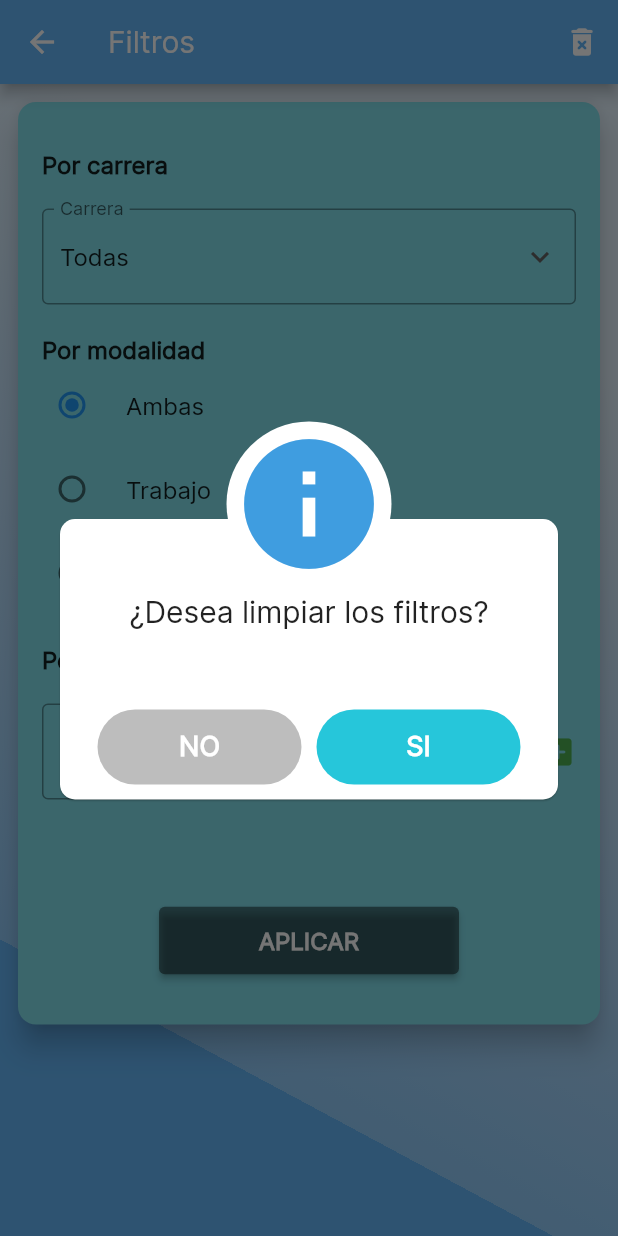
After one commit to AleEI92/uConnect, a Flutter app: the JobsFilter screen opened directly, after a tap on the "delete forever" icon, on a phone screen of 412 x 824 dp. The commit adds this screen. Run offline on Flutter 3.47's test engine with Material 2 defaults, Android fonts, the phone set to English and light mode, and no system bars; our stand-ins replace awesome_dialog, email_validator, file_picker, flutter_spinkit, open_file, shared_preferences; accounts and stored records are empty; network calls fail.

Commit message:
Se crea pantalla de filtros y ya se pueden limpiar los campos. Falta pasar valores a home para actualizar listado.

```diff
--- a/lib/http/services.dart
+++ b/lib/http/services.dart
@@ -26,7 +26,7 @@ abstract class BaseClient {
   Future getOfertaByID(int idOferta);
   Future postUploadFile(int id, String type, String typeFile, String file);
   Future putUpdateUser(int id, Object body);
-  Future getAllOfertas(int? careerID, List<String>? skills);
+  Future getAllOfertas(int? careerID, String? jobType, List<String>? skills);
   Future getFile(int idOferta);
   Future postApplyToOffer(int idOferta);
 }
@@ -212,7 +212,7 @@ class MyBaseClient extends BaseClient {
   }
 
   @override
-  Future<List<OfertaBody>> getAllOfertas(int? careerID, List<String>? skills) async {
+  Future<List<OfertaBody>> getAllOfertas(int? careerID, String? jobType, List<String>? skills) async {
     try{
       provider.baseHeaders['Authorization'] =  bearer + Session.getInstance().userToken;
       String urlPATH = "/job/all/";
--- /dev/null
+++ b/lib/screens/jobs_filter.dart
@@ -0,0 +1,329 @@
+
+import 'package:awesome_dialog/awesome_dialog.dart';
+import 'package:flutter/material.dart';
+import 'package:u_connect/models/carreras_response.dart';
+
+import '../common/session.dart';
+import '../custom_widgets/background_decor.dart';
+
+
+class JobsFilter extends StatefulWidget {
+  const JobsFilter({Key? key}) : super(key: key);
+
+  @override
+  State<JobsFilter> createState() => _JobsFilterState();
+}
+
+class _JobsFilterState extends State<JobsFilter> {
+
+  // FILTRAMOS POR: TODAS LAS OFERTAS, CARRERA, MODALIDAD Y HABILIDADES
+  late Session _session;
+  List<Carrera> listaCarreras = [];
+  List<String> modalidades = ["Ambas", "Trabajo", "Pasantía"];
+  late String currentModalidad;
+  var _selectedCarrera = '';
+  final List<String> listDescription = [""];
+  final descriptionSkillControl = TextEditingController();
+
+  @override
+  void initState() {
+    _session = Session.getInstance();
+    listaCarreras.add(Carrera(name: "Todas", id: 0));
+    _selectedCarrera = listaCarreras[0].name;
+    if (_session.allCarreras != null) {
+      listaCarreras.addAll(_session.allCarreras!);
+    }
+    currentModalidad = modalidades[0];
+    super.initState();
+  }
+
+  @override
+  Widget build(BuildContext context) {
+    return Scaffold(
+      appBar: AppBar(
+        title: const Text('Filtros'),
+        actions: [
+          IconButton(
+            icon: const Icon(
+              Icons.delete_forever_rounded,
+              color: Colors.white,
+            ),
+            onPressed: () async {
+              await AwesomeDialog(
+                  context: context,
+                  autoDismiss: false,
+                  dismissOnBackKeyPress: false,
+                  onDismissCallback: (type) {},
+                  useRootNavigator: false,
+                  dialogType: DialogType.info,
+                  animType: AnimType.rightSlide,
+                  dismissOnTouchOutside: false,
+                  title: '¿Desea limpiar los filtros?',
+                  desc: '',
+                  buttonsTextStyle: const TextStyle(
+                    color: Colors.white,
+                    fontWeight: FontWeight.bold,
+                    fontSize: 18,
+                  ),
+                  btnOkText: 'SI',
+                  btnOkColor: Colors.cyan[400],
+                  btnCancelText: 'NO',
+                  btnCancelColor: Colors.grey[400],
+                  btnOkOnPress: () {
+                    Navigator.of(context).pop();
+                    cleanFilters();
+                  },
+                  btnCancelOnPress: () async {
+                    Navigator.of(context).pop();
+                  }
+              ).show();
+            },
+          )
+        ],
+      ),
+      body: SafeArea(
+          child: Container(
+            decoration: myAppBackground(),
+            width: double.maxFinite,
+            height: double.maxFinite,
+            constraints: const BoxConstraints.expand(),
+            child: Padding(
+              padding: const EdgeInsets.symmetric(
+                  horizontal: 8.0, vertical: 8),
+              child: SingleChildScrollView(
+                physics: const BouncingScrollPhysics(),
+                child: Card(
+                  shadowColor: Colors.black,
+                  shape: RoundedRectangleBorder(
+                    borderRadius: BorderRadius.circular(12),
+                  ),
+                  elevation: 8.0,
+                  color: Colors.cyan[200],
+                  child: Padding(
+                    padding: const EdgeInsets.symmetric(
+                        horizontal: 16.0, vertical: 32),
+                    child: Column(
+                      children: [
+                        const Align(
+                          alignment: Alignment.centerLeft,
+                          child: Text("Por carrera", style: TextStyle(
+                            fontSize: 16,
+                            fontWeight: FontWeight.bold,
+                          ),),
+                        ),
+                        const SizedBox(
+                          height: 20.0,
+                        ),
+                        DropdownButtonFormField<String>(
+                          value: listaCarreras.firstWhere((element) => element.name == _selectedCarrera).name,
+                          validator: (value) {
+                            if (_selectedCarrera.isEmpty) {
+                              return ('Debe seleccionar una carrera.');
+                            }
+                            return null;
+                          },
+                          icon: const Icon(Icons.keyboard_arrow_down),
+                          items: listaCarreras.map((carrera) {
+                            return DropdownMenuItem<String>(
+                              value: carrera.name,
+                              child: Text(carrera.name),
+                            );
+                          }).toList(),
+                          decoration: const InputDecoration(
+                              border: OutlineInputBorder(),
+                              labelText: "Carrera",
+                              hintText: 'Seleccione su carrera:'),
+                          onChanged: (value) {
+                            setState(() {
+                              _selectedCarrera = value.toString();
+                            });
+                          },
+                        ),
+                        const SizedBox(
+                          height: 20.0,
+                        ),
+                        Column(
+                          mainAxisAlignment: MainAxisAlignment.start,
+                          crossAxisAlignment: CrossAxisAlignment.start,
+                          children: [
+                            const Text("Por modalidad", style: TextStyle(
+                              fontSize: 16,
+                              fontWeight: FontWeight.bold,
+                            ),),
+                            for (int i=0; i<modalidades.length; i++)
+                              RadioListTile(
+                                contentPadding: const EdgeInsets.only(left: 0),
+                                title: Text(modalidades[i]),
+                                value: modalidades[i],
+                                groupValue: currentModalidad,
+                                onChanged: (value) {
+                                  setState(() {
+                                    currentModalidad = value.toString();
+                                  });
+                                },
+                              ),
+                          ],
+                        ),
+                        const SizedBox(
+                          height: 20.0,
+                        ),
+                        const Align(
+                          alignment: Alignment.centerLeft,
+                          child: Text("Por habilidad", style: TextStyle(
+                            fontSize: 16,
+                            fontWeight: FontWeight.bold,
+                          ),),
+                        ),
+                        const SizedBox(
+                          height: 20.0,
+                        ),
+                        skillForm(),
+                        const SizedBox(
+                          height: 20.0,
+                        ),
+                        ListView.builder(
+                          shrinkWrap: true,
+                          itemCount: listDescription.length,
+                          itemBuilder: (context, index) {
+                            return Column(
+                              children: [
+                                index > 0
+                                    ? loadSkill(index,
+                                    listDescription[index].toString())
+                                    : const SizedBox()
+                              ],
+                            );
+                          },
+                        ),
+                        const SizedBox(
+                          height: 50.0,
+                        ),
+                        ElevatedButton(
+                          style: ButtonStyle(
+                            minimumSize: MaterialStateProperty.all(const Size(200, 45)),
+                            backgroundColor: MaterialStateProperty.all(Colors.black45),
+                          ),
+                          child: const Text(
+                            'APLICAR',
+                            style: TextStyle(
+                              fontSize: 16,
+                              fontWeight: FontWeight.bold,
+                              color: Colors.white,
+                            ),
+                          ),
+                          onPressed: () {
+
+                          },
+                        ),
+                      ],
+                    ),
+                  ),
+                ),
+              ),
+            ),
+          )
+      ),
+    );
+  }
+
+  void cleanFilters() {
+    setState(() {
+      _selectedCarrera = listaCarreras[0].name;
+      currentModalidad = modalidades[0];
+      descriptionSkillControl.clear();
+      listDescription.clear();
+    });
+  }
+
+  Widget skillForm() {
+    return Form(
+      child: Row(
+        children: [
+          Expanded(
+            child: TextFormField(
+              controller: descriptionSkillControl,
+              validator: (value) {
+                if (value == null || value.isEmpty) {
+                  return 'Campo no puede estar vacío.';
+                }
+                return null;
+              },
+              style: const TextStyle(fontSize: 15.0),
+              decoration: const InputDecoration(
+                  contentPadding:
+                  EdgeInsets.symmetric(vertical: 23.0, horizontal: 12.0),
+                  border: OutlineInputBorder(),
+                  labelText: 'Habilidad',
+                  hintText: 'Ingrese una habilidad'),
+            ),
+          ),
+          const SizedBox(
+            width: 10,
+          ),
+          GestureDetector(
+            onTap: () {
+              if (descriptionSkillControl.text.isEmpty) {
+                return;
+              }
+              setState(() {
+                listDescription.add(descriptionSkillControl.text.toString());
+              });
+              descriptionSkillControl.clear();
+            },
+            child: const Icon(
+              Icons.add_box_rounded,
+              color: Colors.green,
+            ),
+          )
+        ],
+      ),
+    );
+  }
+
+  Widget loadSkill(int index, String descrip) {
+    return Column(
+        children: [
+          Container(
+            decoration: BoxDecoration(
+              borderRadius: BorderRadius.circular(8),
+              color: Colors.cyan[200],
+              boxShadow: [
+                BoxShadow(
+                  color: Colors.black54.withOpacity(0.7),
+                  spreadRadius: 1,
+                  blurRadius: 2,
+                ),
+              ],
+            ),
+            child: Padding(
+              padding: const EdgeInsets.symmetric(
+                  horizontal: 8.0, vertical: 8.0),
+              child: Row(
+                children: [
+                  Expanded(child: Text(
+                    descrip,
+                    style: TextStyle(
+                      color: Colors.black54.withOpacity(0.7),
+                      fontSize: 16.0,
+                    ),
+                  )),
+                  GestureDetector(
+                    onTap: () {
+                      setState(() {
+                        listDescription.removeAt(index);
+                      });
+                    },
+                    child: const Icon(
+                      Icons.delete_rounded,
+                      color: Colors.red,
+                    ),
+                  )
+                ],
+              ),
+            ),
+          ),
+          const SizedBox(height: 8)
+        ]
+    );
+  }
+}
```
Also changed, not shown: lib/common/constants.dart (+5 -3 lines), lib/screens/home.dart (+36 -17 lines), lib/screens/job_detail.dart (+7 -5 lines), lib/screens/login.dart (+19 -7 lines), lib/screens/view_aplicantes.dart (added, +189 -0 lines), lib/screens/profile.dart (indentation only).
